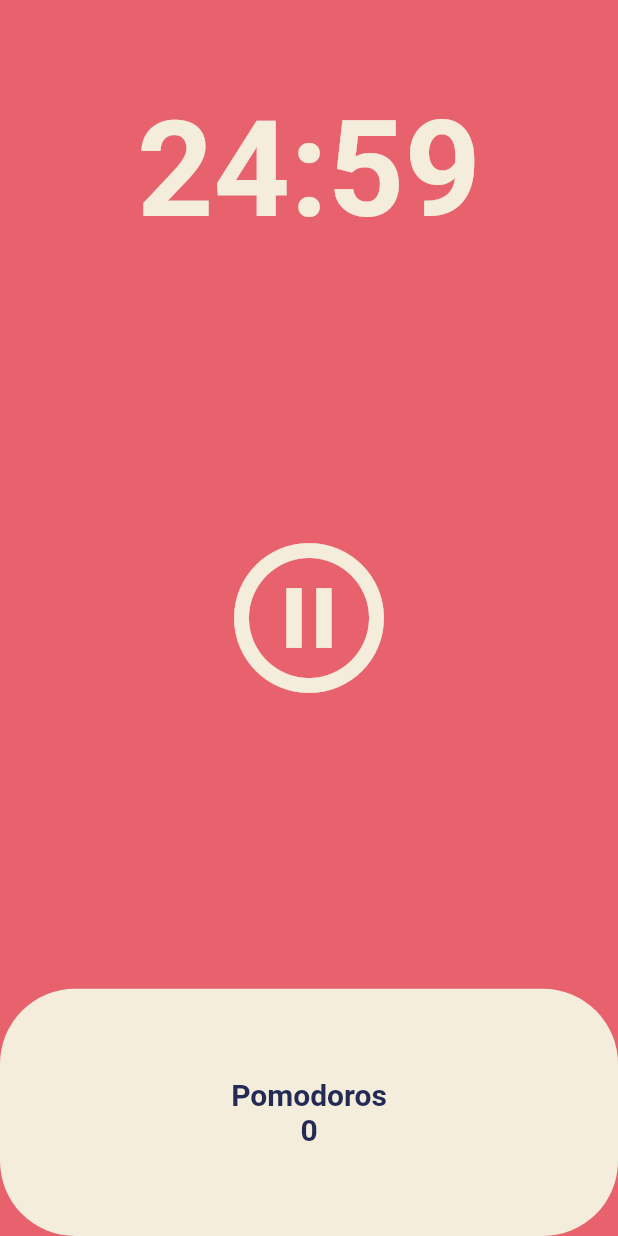
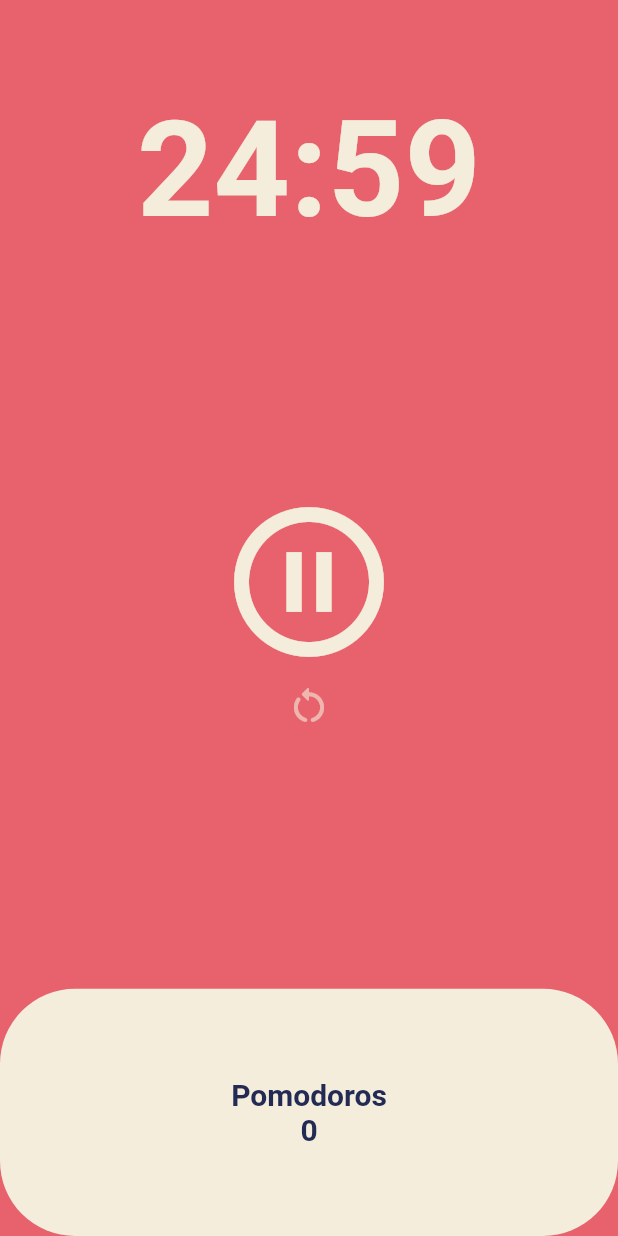
Before and after one commit to Jeffrey-Oh/flutter_pomodoro, a Flutter app: the screen it shows after launch, after a tap on the "play circle outline" icon, on a phone screen of 412 x 824 dp. Run offline on Flutter 3.47's test engine with Material 2 defaults, Android fonts, the phone set to English and light mode, and no system bars.

Commit message:
Code Challenge

```diff
--- a/lib/screens/home_screen.dart
+++ b/lib/screens/home_screen.dart
@@ -54,6 +54,15 @@ class _HomeScreenState extends State<HomeScreen> {
     });
   }
 
+  void onResetPressed() {
+    timer.cancel();
+
+    setState(() {
+      isRunning = false;
+      totalSeconds = twentyFiveMinutes;
+    });
+  }
+
   String format(int seconds) {
     var duration = Duration(seconds: seconds);
     return duration.toString().split(".").first.substring(2, 7);
@@ -83,13 +92,34 @@ class _HomeScreenState extends State<HomeScreen> {
           Flexible(
             flex: 3,
             child: Center(
-              child: IconButton(
-                onPressed: isRunning ? onPausePressed : onStartPressed,
-                icon: Icon(isRunning
-                    ? Icons.pause_circle_outline
-                    : Icons.play_circle_outline),
-                iconSize: 120,
-                color: Theme.of(context).cardColor,
+              child: Column(
+                mainAxisAlignment: MainAxisAlignment.center,
+                children: [
+                  Transform.translate(
+                    offset: Offset(0, isRunning ? 0 : 20),
+                    child: IconButton(
+                      onPressed: isRunning ? onPausePressed : onStartPressed,
+                      icon: Icon(
+                        isRunning
+                            ? Icons.pause_circle_outline
+                            : Icons.play_circle_outline,
+                      ),
+                      iconSize: 120,
+                      color: Theme.of(context).cardColor,
+                    ),
+                  ),
+                  Transform.translate(
+                    offset: Offset(0, isRunning ? -10 : 0),
+                    child: IconButton(
+                      onPressed: isRunning ? onResetPressed : null,
+                      icon: Icon(
+                        isRunning ? Icons.restart_alt_rounded : null,
+                      ),
+                      iconSize: 30,
+                      color: Theme.of(context).cardColor.withOpacity(0.6),
+                    ),
+                  ),
+                ],
               ),
             ),
           ),
```
